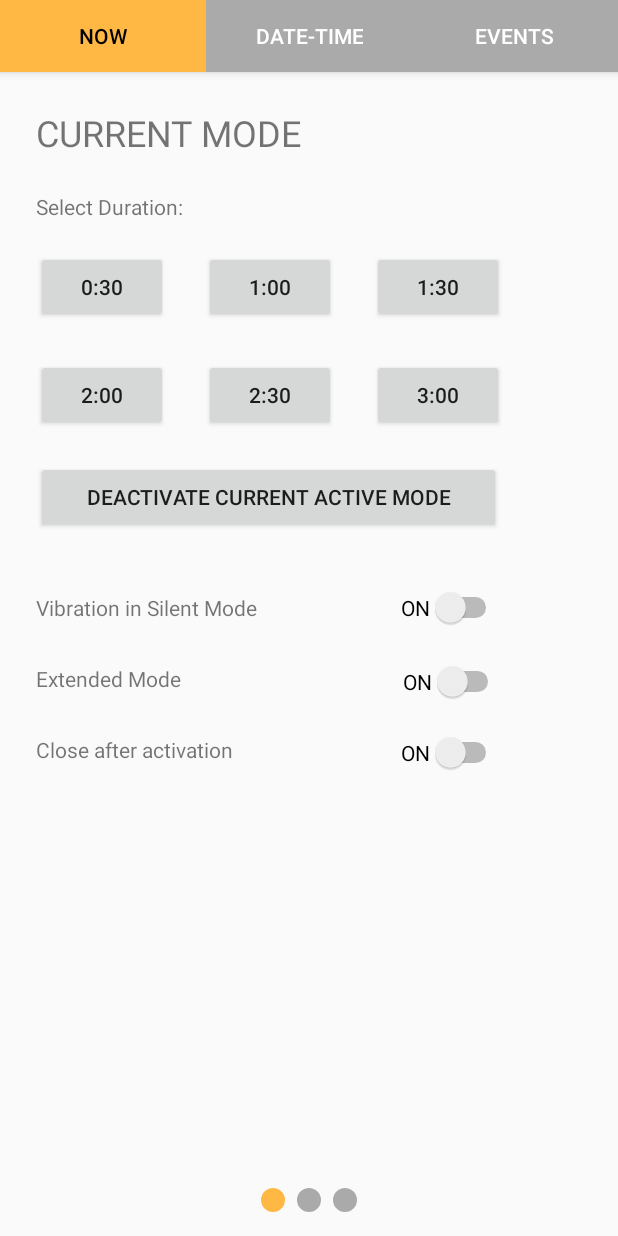
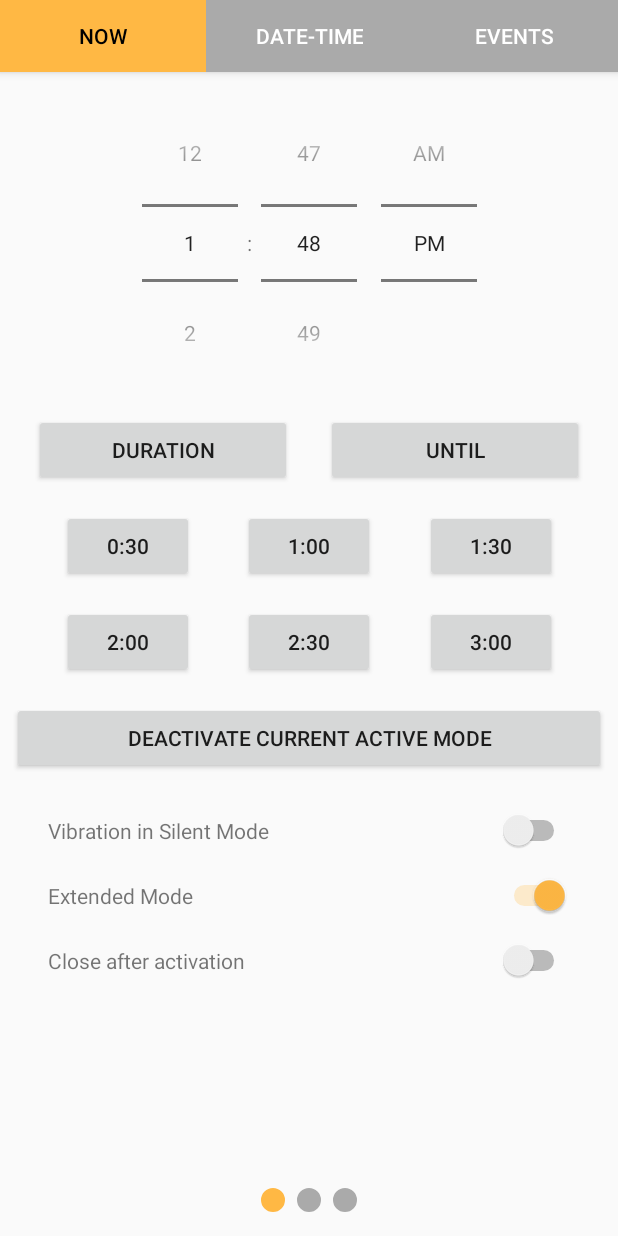
Before and after one commit to xenobius4slash/dva232_mobile_app, an Android app: the screen it shows after launch (MainActivity), on a phone screen of 412 x 824 dp. Run offline under Robolectric (Android 15) with nearby library versions, the phone set to English and light mode, and no system bars.

Commit message:
switch between normal and extended mode and set the switch-button

```diff
--- a/app/src/main/java/se/mdh/dva232/project/shutup/Fragment0.java
+++ b/app/src/main/java/se/mdh/dva232/project/shutup/Fragment0.java
@@ -3,18 +3,16 @@ package se.mdh.dva232.project.shutup;
 import android.content.SharedPreferences;
 import android.os.Bundle;
 import android.support.v4.app.Fragment;
-import android.support.v4.view.ViewPager;
 import android.util.Log;
 import android.view.LayoutInflater;
 import android.view.View;
 import android.view.ViewGroup;
-import android.widget.CompoundButton;
 import android.widget.Switch;
 
-public class Fragment0 extends Fragment{
-
+public class Fragment0 extends Fragment {
     //variables
     Switch extended_check;
+
 
 
     public Fragment0() {
@@ -43,12 +41,24 @@ public class Fragment0 extends Fragment{
 
         SharedPreferences settings = getContext().getSharedPreferences("UserInfo", 0);
         View rootView;
-        if( settings.getBoolean("extended_mode", false) ) {
-            rootView = inflater.inflate(R.layout.fragment_fragment0_extended, container, false);
+        View rootViewNormal = inflater.inflate(R.layout.fragment_fragment0, container, false);
+        View rootViewExtended = inflater.inflate(R.layout.fragment_fragment0_extended, container, false);
+
+        // init switches
+        Switch switchExtendedModeNormal = rootViewNormal.findViewById(R.id.switch_extended_mode_normal);
+        switchExtendedModeNormal.setChecked(false);
+        Switch switchExtendedModeExtended = rootViewExtended.findViewById(R.id.switch_extended_mode_extended);
+        switchExtendedModeExtended.setChecked(false);
+
+        if( (Boolean) settings.getAll().get("extended_mode") ) {
+            rootView = rootViewExtended;
+            Log.d("DEBUG", "switch: " + switchExtendedModeExtended.isChecked() );
+            switchExtendedModeExtended.setChecked(true);
+            Log.d("DEBUG", "switch: " + switchExtendedModeExtended.isChecked() );
         } else {
-            rootView = inflater.inflate(R.layout.fragment_fragment0, container, false);
+            rootView = rootViewNormal;
+            switchExtendedModeNormal.setChecked(false);
         }
-
 
         return rootView;
     }
--- a/app/src/main/java/se/mdh/dva232/project/shutup/MainActivity.java
+++ b/app/src/main/java/se/mdh/dva232/project/shutup/MainActivity.java
@@ -1,7 +1,6 @@
 package se.mdh.dva232.project.shutup;
 
 import android.content.SharedPreferences;
-import android.preference.PreferenceManager;
 import android.support.design.widget.TabLayout;
 import android.support.v7.app.AppCompatActivity;
 import android.support.v4.app.Fragment;
@@ -10,22 +9,17 @@ import android.support.v4.app.FragmentPagerAdapter;
 import android.support.v4.view.ViewPager;
 import android.os.Bundle;
 import android.util.Log;
-import android.view.View;
-import android.widget.CheckBox;
 import android.widget.Switch;
-import android.widget.TimePicker;
-
-import java.util.Calendar;
 
 
 public class MainActivity extends AppCompatActivity {
 
     private SectionsPagerAdapter mSectionsPagerAdapter;
 
-    String vibration_check;
-    String extended_mode_check;
-    String close_activation_check;
-    Switch switch_2;
+//    SharedPreferences.Editor vibration_check;
+//    String extended_mode_check;
+//    String close_activation_check;
+//    Switch switch_2;
 
 
 
@@ -35,55 +29,28 @@ public class MainActivity extends AppCompatActivity {
         super.onCreate(savedInstanceState);
         setContentView(R.layout.activity_main);
 
-        switch_2 = (Switch)findViewById(R.id.switch2);
+//        switch_2 = (Switch)findViewById(R.id.switch_extended_mode_extended);
 
-
-
-
-        final SharedPreferences settings = getSharedPreferences("UserInfo", 0);
-        final SharedPreferences.Editor editor = settings.edit();
-        //SharedPreferences settings = PreferenceManager.getDefaultSharedPreferences(this);
-        //SharedPreferences.Editor editor = settings.edit();
-
-        /*switch_2.setOnClickListener(new View.OnClickListener() {
-            @Override
-            public void onClick(View v) {
-                if (switch_2.isEnabled())
-                {
-                    //put extended_mode value to True and save
-                    editor.putString("extended_mode","True");
-                    editor.commit();
-                    Log.d("Check_extended_mode", "extended_mode = ON");
-
-                }
-            }
-        });*/
+        SharedPreferences settings = getSharedPreferences("UserInfo", 0);
+        SharedPreferences.Editor settingsEditor = settings.edit();
 
         //if there is no settings put default to false
-        if ((!settings.contains("vibration_check"))|| (!settings.contains("extended_mode_check"))||(!settings.contains("close_activation_check")))
+        if ((!settings.contains("vibration"))|| (!settings.contains("extended_mode")) || (!settings.contains("close_activation")))
         {
-            vibration_check = settings.getString("vibration","False");
-            extended_mode_check = settings.getString("extended_mode","False");
-            close_activation_check = settings.getString("close_after_activation","False");
-            editor.commit();
+            settingsEditor.putBoolean("vibration", false);
+            settingsEditor.putBoolean("extended_mode", true);
+            settingsEditor.putBoolean("close_after_activation", false);
+            settingsEditor.apply();
 
-
-            Log.d("Check_settings", "first vibration_check, should be false: " +vibration_check);
-            Log.d("Check_settings", "first extended_mode_check, should be false: " +extended_mode_check);
-            Log.d("Check_settings", "first close_activation_check, should be false: " +close_activation_check);
+            Log.d("Check_settings", "first vibration_check, should be false: " + settings.getAll().get("vibration") );
+            Log.d("Check_settings", "first extended_mode_check, should be false: " + settings.getAll().get("extended_mode") );
+            Log.d("Check_settings", "first close_activation_check, should be false: " + settings.getAll().get("close_after_activation") );
         }
         else
         {
             Log.d("Check_settings", "There are settings");
 
         }
-
-
-
-
-
-
-
 
 
         //put false by default to all setting values
--- a/app/src/main/res/layout-land/fragment_fragment0.xml
+++ b/app/src/main/res/layout-land/fragment_fragment0.xml
@@ -119,7 +119,7 @@
         app:layout_constraintTop_toTopOf="parent" />
 
     <Switch
-        android:id="@+id/switch2"
+        android:id="@+id/switch_extended_mode_extended"
         android:layout_width="wrap_content"
         android:layout_height="wrap_content"
         android:layout_marginStart="72dp"
@@ -138,7 +138,7 @@
         android:layout_marginTop="24dp"
         android:text="@string/switch_set"
         app:layout_constraintStart_toEndOf="@+id/textView5"
-        app:layout_constraintTop_toBottomOf="@+id/switch2" />
+        app:layout_constraintTop_toBottomOf="@+id/switch_extended_mode_extended" />
 
     <TextView
         android:id="@+id/textView3"
--- a/app/src/main/res/layout/fragment_fragment0.xml
+++ b/app/src/main/res/layout/fragment_fragment0.xml
@@ -120,14 +120,14 @@
         app:layout_constraintTop_toBottomOf="@+id/button7" />
 
     <Switch
-        android:id="@+id/switch2"
+        android:id="@+id/switch_extended_mode_normal"
         android:layout_width="wrap_content"
         android:layout_height="wrap_content"
         android:layout_marginStart="148dp"
         android:layout_marginLeft="148dp"
         android:layout_marginTop="22dp"
+        android:key="extended_mode"
         android:text="@string/switch_set"
-        android:key="extended_mode"
         app:layout_constraintStart_toEndOf="@+id/textView4"
         app:layout_constraintTop_toBottomOf="@+id/switch1" />
 
@@ -138,10 +138,10 @@
         android:layout_marginStart="112dp"
         android:layout_marginLeft="112dp"
         android:layout_marginTop="20dp"
+        android:key="close_after_activation"
         android:text="@string/switch_set"
-        android:key="close_after_activation"
         app:layout_constraintStart_toEndOf="@+id/textView5"
-        app:layout_constraintTop_toBottomOf="@+id/switch2" />
+        app:layout_constraintTop_toBottomOf="@+id/switch_extended_mode_normal" />
 
     <TextView
         android:id="@+id/textView3"
@@ -175,4 +175,5 @@
         android:text="@string/textView4"
         app:layout_constraintStart_toStartOf="parent"
         app:layout_constraintTop_toBottomOf="@+id/textView3" />
+
 </android.support.constraint.ConstraintLayout>
--- a/app/src/main/res/layout/fragment_fragment0_extended.xml
+++ b/app/src/main/res/layout/fragment_fragment0_extended.xml
@@ -1,6 +1,5 @@
 <?xml version="1.0" encoding="utf-8"?>
-<android.support.constraint.ConstraintLayout
-    xmlns:android="http://schemas.android.com/apk/res/android"
+<android.support.constraint.ConstraintLayout xmlns:android="http://schemas.android.com/apk/res/android"
     xmlns:app="http://schemas.android.com/apk/res-auto"
     xmlns:tools="http://schemas.android.com/tools"
     android:layout_width="match_parent"
@@ -11,122 +10,206 @@
         android:id="@+id/scrollView2"
         android:layout_width="match_parent"
         android:layout_height="match_parent"
+        android:layout_margin="8dp"
+        app:layout_constraintStart_toStartOf="parent"
+        app:layout_constraintTop_toTopOf="parent">
+
+        <android.support.constraint.ConstraintLayout
+            android:layout_width="match_parent"
+            android:layout_height="wrap_content">
+
+            <TimePicker
+                android:id="@+id/timePicker1"
+                android:layout_width="wrap_content"
+                android:layout_height="wrap_content"
+                android:layout_marginStart="8dp"
+                android:layout_marginLeft="8dp"
+                android:layout_marginEnd="8dp"
+                android:layout_marginRight="8dp"
+                android:timePickerMode="spinner"
+                app:layout_constraintEnd_toEndOf="parent"
+                app:layout_constraintStart_toStartOf="parent"
+                app:layout_constraintTop_toTopOf="parent" />
+
+            <Button
+                android:id="@+id/btn_0_duration"
+                android:layout_width="172dp"
+                android:layout_height="match_parent"
                 android:layout_marginStart="8dp"
                 android:layout_marginLeft="8dp"
                 android:layout_marginTop="8dp"
+                android:layout_marginEnd="8dp"
+                android:layout_marginRight="8dp"
+                android:text="DURATION"
+                app:layout_constraintEnd_toStartOf="@+id/btn_0_time"
+                app:layout_constraintHorizontal_bias="0.5"
                 app:layout_constraintStart_toStartOf="parent"
-        app:layout_constraintTop_toTopOf="parent">
+                app:layout_constraintTop_toBottomOf="@+id/timePicker1" />
 
-        <TimePicker
+            <Button
+                android:id="@+id/btn_0_time"
+                android:layout_width="172dp"
+                android:layout_height="match_parent"
+                android:layout_marginStart="8dp"
+                android:layout_marginLeft="8dp"
+                android:layout_marginTop="8dp"
+                android:layout_marginEnd="8dp"
+                android:layout_marginRight="8dp"
+                android:text="UNTIL"
+                app:layout_constraintEnd_toEndOf="parent"
+                app:layout_constraintHorizontal_bias="0.5"
+                app:layout_constraintStart_toEndOf="@+id/btn_0_duration"
+                app:layout_constraintTop_toBottomOf="@+id/timePicker1" />
+
+            <Button
+                android:id="@+id/btn_0_duration_1"
                 android:layout_width="wrap_content"
                 android:layout_height="wrap_content"
-            android:layout_marginLeft="64dp"
-            android:timePickerMode="spinner">
-
-        </TimePicker>
+                android:layout_marginTop="16dp"
+                android:text="0:30"
+                app:layout_constraintEnd_toStartOf="@+id/btn_0_duration_2"
+                app:layout_constraintHorizontal_bias="0.5"
+                app:layout_constraintStart_toStartOf="parent"
+                app:layout_constraintTop_toBottomOf="@+id/btn_0_duration" />
 
             <Button
-            android:id="@+id/button"
-            android:layout_width="135dp"
-            android:layout_height="80dp"
-            android:layout_marginStart="28dp"
-            android:layout_marginLeft="28dp"
-            android:layout_marginTop="212dp"
-            android:text="DURATION"
-            app:layout_constraintStart_toStartOf="@+id/scrollView2"
-            app:layout_constraintTop_toTopOf="parent" />
+                android:id="@+id/btn_0_duration_2"
+                android:layout_width="wrap_content"
+                android:layout_height="wrap_content"
+                android:layout_marginTop="16dp"
+                android:text="1:00"
+                app:layout_constraintEnd_toStartOf="@+id/btn_0_duration_3"
+                app:layout_constraintHorizontal_bias="0.5"
+                app:layout_constraintStart_toEndOf="@+id/btn_0_duration_1"
+                app:layout_constraintTop_toBottomOf="@+id/btn_0_duration" />
 
             <Button
-            android:id="@+id/button9"
-            android:layout_width="135dp"
-            android:layout_height="80dp"
-            android:layout_marginStart="36dp"
-            android:layout_marginLeft="36dp"
-            android:layout_marginTop="212dp"
-            android:text="UNTIL"
-            app:layout_constraintStart_toEndOf="@+id/button"
-            app:layout_constraintTop_toTopOf="parent" />
+                android:id="@+id/btn_0_duration_3"
+                android:layout_width="wrap_content"
+                android:layout_height="wrap_content"
+                android:layout_marginTop="16dp"
+                android:text="1:30"
+                app:layout_constraintEnd_toEndOf="parent"
+                app:layout_constraintHorizontal_bias="0.5"
+                app:layout_constraintStart_toEndOf="@+id/btn_0_duration_2"
+                app:layout_constraintTop_toBottomOf="@+id/btn_0_time" />
 
             <Button
-            android:id="@+id/button10"
+                android:id="@+id/btn_0_duration_4"
                 android:layout_width="wrap_content"
                 android:layout_height="wrap_content"
-            android:layout_marginStart="28dp"
-            android:layout_marginLeft="28dp"
                 android:layout_marginTop="16dp"
-            android:text="0:30"
+                android:text="2:00"
+                app:layout_constraintEnd_toStartOf="@+id/btn_0_duration_5"
+                app:layout_constraintHorizontal_bias="0.5"
                 app:layout_constraintStart_toStartOf="parent"
-            app:layout_constraintTop_toBottomOf="@+id/button" />
+                app:layout_constraintTop_toBottomOf="@+id/btn_0_duration_1" />
 
             <Button
-            android:id="@+id/button12"
+                android:id="@+id/btn_0_duration_5"
                 android:layout_width="wrap_content"
                 android:layout_height="wrap_content"
-            android:layout_marginStart="20dp"
-            android:layout_marginLeft="20dp"
                 android:layout_marginTop="16dp"
-            android:text="1:00"
-            app:layout_constraintStart_toEndOf="@+id/button10"
-            app:layout_constraintTop_toBottomOf="@+id/button" />
+                android:text="2:30"
+                app:layout_constraintEnd_toStartOf="@+id/btn_0_duration_6"
+                app:layout_constraintHorizontal_bias="0.5"
+                app:layout_constraintStart_toEndOf="@+id/btn_0_duration_4"
+                app:layout_constraintTop_toBottomOf="@+id/btn_0_duration_2" />
 
             <Button
-            android:id="@+id/button13"
+                android:id="@+id/btn_0_duration_6"
                 android:layout_width="wrap_content"
                 android:layout_height="wrap_content"
-            android:layout_marginStart="20dp"
-            android:layout_marginLeft="20dp"
                 android:layout_marginTop="16dp"
-            android:text="1:30"
-            app:layout_constraintStart_toEndOf="@+id/button12"
-            app:layout_constraintTop_toBottomOf="@+id/button9" />
+                android:text="3:00"
+                app:layout_constraintEnd_toEndOf="parent"
+                app:layout_constraintHorizontal_bias="0.5"
+                app:layout_constraintStart_toEndOf="@+id/btn_0_duration_5"
+                app:layout_constraintTop_toBottomOf="@+id/btn_0_duration_3" />
 
             <Button
-            android:id="@+id/button14"
-            android:layout_width="wrap_content"
+                android:id="@+id/btn_0_deactivate"
+                android:layout_width="match_parent"
                 android:layout_height="wrap_content"
-            android:layout_marginStart="28dp"
-            android:layout_marginLeft="28dp"
-            android:layout_marginTop="24dp"
-            android:text="2:00"
+                android:layout_marginTop="16dp"
+                android:text="DEACTIVATE CURRENT ACTIVE MODE"
+                app:layout_constraintEnd_toEndOf="parent"
+                app:layout_constraintHorizontal_bias="0.0"
                 app:layout_constraintStart_toStartOf="parent"
-            app:layout_constraintTop_toBottomOf="@+id/button10" />
+                app:layout_constraintTop_toBottomOf="@+id/btn_0_duration_5" />
 
-        <Button
-            android:id="@+id/button15"
-            android:layout_width="wrap_content"
-            android:layout_height="wrap_content"
-            android:layout_marginStart="16dp"
-            android:layout_marginLeft="16dp"
-            android:layout_marginTop="24dp"
-            android:text="2:30"
-            app:layout_constraintStart_toEndOf="@+id/button14"
-            app:layout_constraintTop_toBottomOf="@+id/button12" />
-
-        <Button
-            android:id="@+id/button17"
+            <TextView
+                android:id="@+id/text_vibration_0"
                 android:layout_width="wrap_content"
                 android:layout_height="wrap_content"
                 android:layout_marginStart="24dp"
                 android:layout_marginLeft="24dp"
+                android:text="@string/textView3"
+                app:layout_constraintBaseline_toBaselineOf="@+id/switch_vibration_extended"
+                app:layout_constraintStart_toStartOf="parent" />
+
+            <Switch
+                android:id="@+id/switch_vibration_extended"
+                android:layout_width="wrap_content"
+                android:layout_height="wrap_content"
+                android:textOn="On"
+                android:textOff="Off"
                 android:layout_marginTop="24dp"
-            android:text="3:00"
-            app:layout_constraintStart_toEndOf="@+id/button15"
-            app:layout_constraintTop_toBottomOf="@+id/button13" />
+                android:layout_marginEnd="24dp"
+                android:layout_marginRight="24dp"
+                android:key="vibration"
+                app:layout_constraintEnd_toEndOf="parent"
+                app:layout_constraintTop_toBottomOf="@+id/btn_0_deactivate" />
 
-        <Button
-            android:id="@+id/button18"
-            android:layout_width="310dp"
+            <TextView
+                android:id="@+id/text_extended_mode_0"
+                android:layout_width="wrap_content"
                 android:layout_height="wrap_content"
-            android:layout_marginStart="28dp"
-            android:layout_marginLeft="28dp"
+                android:layout_marginStart="24dp"
+                android:layout_marginLeft="24dp"
+                android:text="@string/textView4"
+                app:layout_constraintBaseline_toBaselineOf="@+id/switch_extended_mode_extended"
+                app:layout_constraintStart_toStartOf="parent" />
+
+            <Switch
+                android:id="@+id/switch_extended_mode_extended"
+                android:layout_width="wrap_content"
+                android:layout_height="wrap_content"
+                android:textOn="On"
+                android:textOff="Off"
                 android:layout_marginTop="16dp"
-            android:text="DEACTIVATE CURRENT ACTIVE MODE"
-            app:layout_constraintStart_toStartOf="parent"
-            app:layout_constraintTop_toBottomOf="@+id/button15" />
+                android:layout_marginEnd="24dp"
+                android:layout_marginRight="24dp"
+                android:key="extended_mode"
+                app:layout_constraintEnd_toEndOf="parent"
+                app:layout_constraintTop_toBottomOf="@+id/switch_vibration_extended" />
 
+            <TextView
+                android:id="@+id/text_close_after_activation_0"
+                android:layout_width="wrap_content"
+                android:layout_height="wrap_content"
+                android:layout_marginStart="24dp"
+                android:layout_marginLeft="24dp"
+                android:text="@string/textView5"
+                app:layout_constraintBaseline_toBaselineOf="@+id/switch_close_after_activation_extended"
+                app:layout_constraintStart_toStartOf="parent" />
 
+            <Switch
+                android:id="@+id/switch_close_after_activation_extended"
+                android:layout_width="wrap_content"
+                android:layout_height="wrap_content"
+                android:textOn="On"
+                android:textOff="Off"
+                android:layout_marginTop="16dp"
+                android:layout_marginEnd="24dp"
+                android:layout_marginRight="24dp"
+                android:layout_marginBottom="36dp"
+                android:key="close_after_activation"
+                app:layout_constraintBottom_toBottomOf="parent"
+                app:layout_constraintEnd_toEndOf="parent"
+                app:layout_constraintTop_toBottomOf="@+id/switch_extended_mode_extended" />
+
+        </android.support.constraint.ConstraintLayout>
     </ScrollView>
 
-
-
 </android.support.constraint.ConstraintLayout>
```
Lines whose indentation alone changed are shown as unchanged.
